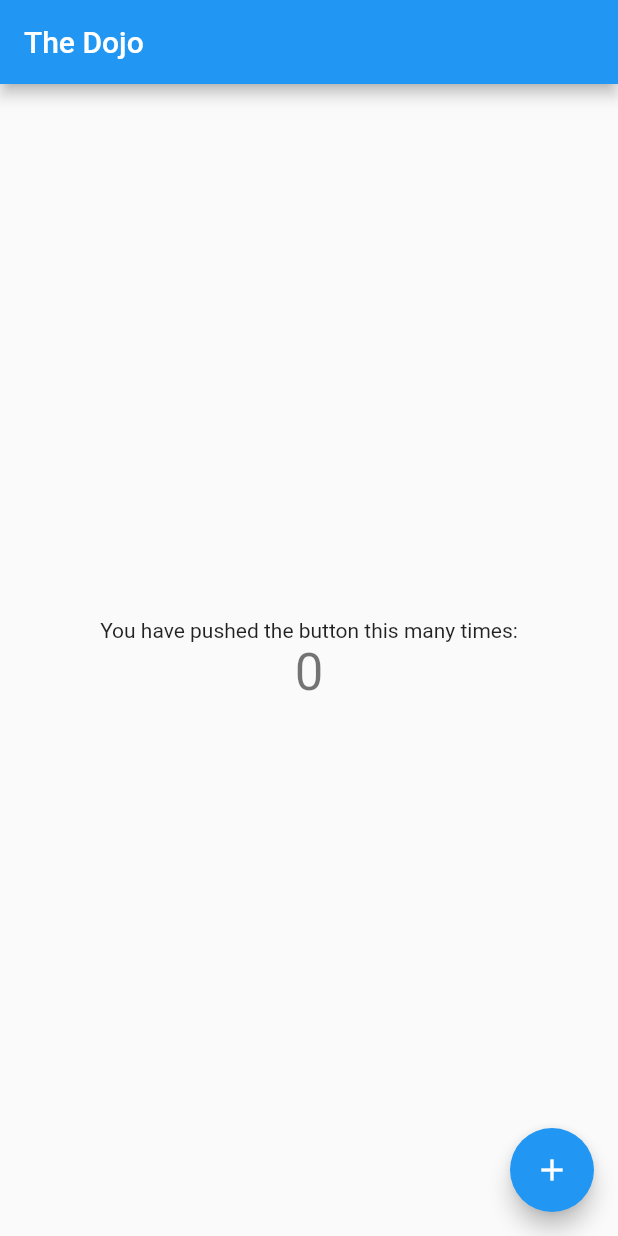
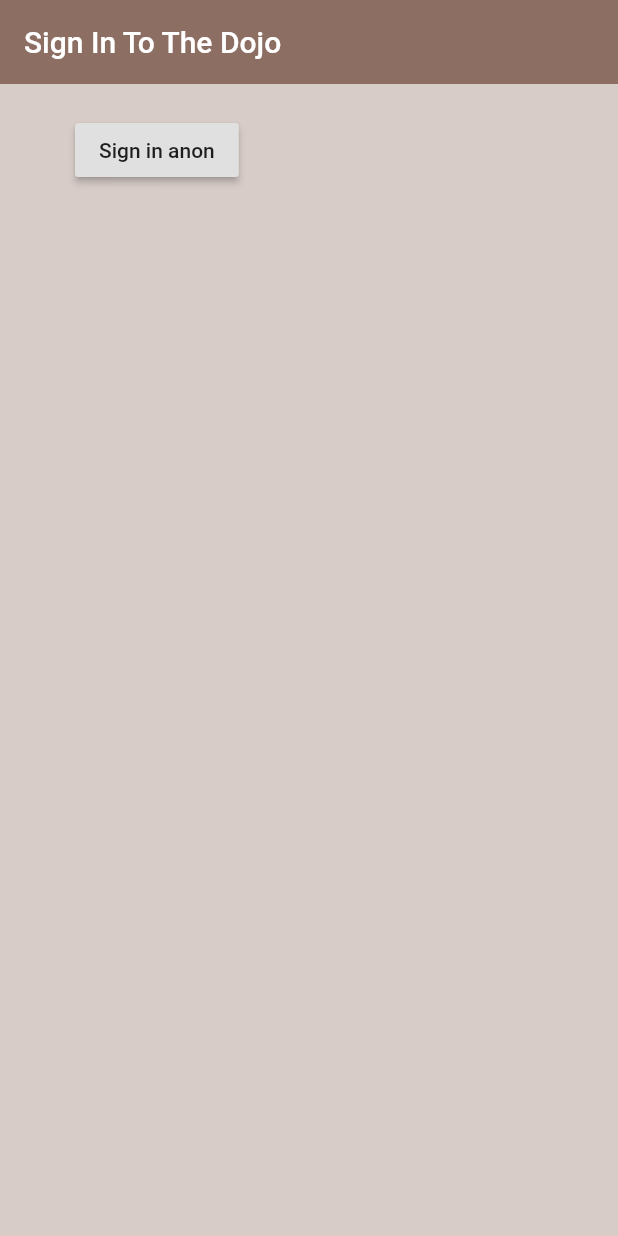
Before and after one commit to huynhtastic/the-dojo, a Flutter app: the screen it shows after launch, on a phone screen of 412 x 824 dp. Run offline on Flutter 3.47's test engine with Material 2 defaults, Android fonts, the phone set to English and light mode, and no system bars; our stand-ins replace firebase_auth; accounts and stored records are empty.

Commit message:
Scaffold with basic firebase auth

```diff
--- /dev/null
+++ b/lib/app_authorization.dart
@@ -0,0 +1,11 @@
+import 'package:flutter/material.dart';
+
+import 'screens/authentication/authentication.dart';
+import 'screens/app/app.dart';
+
+class AppAuthorization extends StatelessWidget {
+  @override
+  Widget build(BuildContext context) {
+    return MaterialApp(home: Authentication(),);
+  }
+}
--- a/lib/main.dart
+++ b/lib/main.dart
@@ -1,155 +1,5 @@
 import 'package:flutter/material.dart';
 
-void main() => runApp(MyApp());
+import 'app_authorization.dart';
 
-class MyApp extends StatelessWidget {
-  // This widget is the root of your application.
-  @override
-  Widget build(BuildContext context) {
-    return MaterialApp(
-      title: 'Flutter Demo',
-      theme: ThemeData(
-        // This is the theme of your application.
-        //
-        // Try running your application with "flutter run". You'll see the
-        // application has a blue toolbar. Then, without quitting the app, try
-        // changing the primarySwatch below to Colors.green and then invoke
-        // "hot reload" (press "r" in the console where you ran "flutter run",
-        // or simply save your changes to "hot reload" in a Flutter IDE).
-        // Notice that the counter didn't reset back to zero; the application
-        // is not restarted.
-        primarySwatch: Colors.blue,
-      ),
-      home: MyHomePage(title: 'The Dojo'),
-    );
-  }
-}
-
-class MyHomePage extends StatefulWidget {
-  MyHomePage({Key key, this.title}) : super(key: key);
-
-  // This widget is the home page of your application. It is stateful, meaning
-  // that it has a State object (defined below) that contains fields that affect
-  // how it looks.
-
-  // This class is the configuration for the state. It holds the values (in this
-  // case the title) provided by the parent (in this case the App widget) and
-  // used by the build method of the State. Fields in a Widget subclass are
-  // always marked "final".
-
-  final String title;
-
-  @override
-  _MyHomePageState createState() => _MyHomePageState();
-}
-
-class _MyHomePageState extends State<MyHomePage> {
-  int _counter = 0;
-
-  void _incrementCounter() {
-    setState(() {
-      _counter++;
-    });
-  }
-
-  @override
-  Widget build(BuildContext context) {
-    // This method is rerun every time setState is called, for instance as done
-    // by the _incrementCounter method above.
-    //
-    // The Flutter framework has been optimized to make rerunning build methods
-    // fast, so that you can just rebuild anything that needs updating rather
-    // than having to individually change instances of widgets.
-    return Scaffold(
-      appBar: AppBar(
-        // Here we take the value from the MyHomePage object that was created by
-        // the App.build method, and use it to set our appbar title.
-        title: Text(widget.title),
-      ),
-      body: Center(
-        // Center is a layout widget. It takes a single child and positions it
-        // in the middle of the parent.
-        child: Column(
-          // Column is also a layout widget. It takes a list of children and
-          // arranges them vertically. By default, it sizes itself to fit its
-          // children horizontally, and tries to be as tall as its parent.
-          //
-          // Invoke "debug painting" (press "p" in the console, choose the
-          // "Toggle Debug Paint" action from the Flutter Inspector in Android
-          // Studio, or the "Toggle Debug Paint" command in Visual Studio Code)
-          // to see the wireframe for each widget.
-          //
-          // Column has various properties to control how it sizes itself and
-          // how it positions its children. Here we use mainAxisAlignment to
-          // center the children vertically; the main axis here is the vertical
-          // axis because Columns are vertical (the cross axis would be
-          // horizontal).
-          mainAxisAlignment: MainAxisAlignment.center,
-          children: <Widget>[
-            Text(
-              'You have pushed the button this many times:',
-            ),
-            Text(
-              '$_counter',
-              style: Theme.of(context).textTheme.display1,
-            ),
-          ],
-        ),
-      ),
-      floatingActionButton: FloatingActionButton(
-        onPressed: _incrementCounter,
-        tooltip: 'Increment',
-        child: Icon(Icons.add),
-      ), // This trailing comma makes auto-formatting nicer for build methods.
-    );
-  }
-}
-
-
-// import 'package:flutter/material.dart';
-// import 'package:english_words/english_words.dart';
-
-// void main() => runApp(MyApp());
-
-// class MyApp extends StatelessWidget {
-//   @override
-//   Widget build(BuildContext context) {
-//     final wordPair = WordPair.random();
-
-//     return MaterialApp(
-//       title: 'The Dojo',
-//       home: Scaffold(
-//         appBar: AppBar(
-//           title: Text('The Dojo'),
-//         ),
-//         body: Center(
-//           // child: RandomWords(),
-//           child: Text('The Dojo'),
-//         ),
-//       ),
-//     );
-//   }
-// }
-
-// class RandomWordsState extends State<RandomWords> {
-//   final _suggestions = <WordPair>[];
-//   final _biggerFont = const TextStyle(fontSize: 18.0);
-
-//   @override
-//   Widget build(BuildContext context) {
-//     final wordPair = WordPair.random();
-//     return Text(wordPair.asPascalCase);
-//   }
-// }
-
-// class RandomWords extends StatefulWidget {
-//   @override
-//   RandomWordsState createState() => RandomWordsState();
-// }
-
-// Widget _buildSuggestions() {
-//   return ListView.builder(
-//     padding: const EdgeInsets.all(16.0),
-//     itemBuilder: (context, i),
-//   )
-// }
+void main() => runApp(AppAuthorization());
--- /dev/null
+++ b/lib/models/user.dart
@@ -0,0 +1,11 @@
+import 'package:firebase_auth/firebase_auth.dart';
+
+class User {
+  final String uid;
+
+  User({this.uid});
+
+  static User fromFirebaseUser(FirebaseUser user) {
+    return user != null ? User(uid: user.uid) : null;
+  }
+}
--- /dev/null
+++ b/lib/screens/authentication/authentication.dart
@@ -0,0 +1,17 @@
+import 'package:flutter/material.dart';
+
+import 'signin.dart';
+
+class Authentication extends StatefulWidget {
+  @override
+  _AuthenticationState createState() => _AuthenticationState();
+}
+
+class _AuthenticationState extends State<Authentication> {
+  @override
+  Widget build(BuildContext context) {
+    return Container(
+      child: SignIn(),
+    );
+  }
+}
--- /dev/null
+++ b/lib/screens/authentication/signin.dart
@@ -0,0 +1,38 @@
+import 'package:flutter/material.dart';
+import 'package:the_dojo/services/authentication.dart';
+
+class SignIn extends StatefulWidget {
+  @override
+  _SignInState createState() => _SignInState();
+}
+
+class _SignInState extends State<SignIn> {
+  final _auth = AuthenticationService();
+
+  @override
+  Widget build(BuildContext context) {
+    return Scaffold(
+      backgroundColor: Colors.brown[100],
+      appBar: AppBar(
+        backgroundColor: Colors.brown[400],
+        elevation: 0.0,
+        title: Text('Sign In To The Dojo'),
+      ),
+      body: Container(
+        padding: EdgeInsets.symmetric(vertical: 20.0, horizontal: 50.0),
+        child: RaisedButton(
+          child: Text('Sign in anon'),
+          onPressed: () async {
+            final res = await _auth.signInAnon();
+            if (res == null) {
+              print('sign in was null');
+            } else {
+              print('signed in');
+              print(res);
+            }
+          },
+        ),
+      ),
+    );
+  }
+}
```
Also changed, not shown: lib/screens/app/app.dart (added, +12 -0 lines), lib/services/authentication.dart (added, +36 -0 lines), pubspec.yaml (+13 -18 lines), pubspec.lock, 14 other files.
